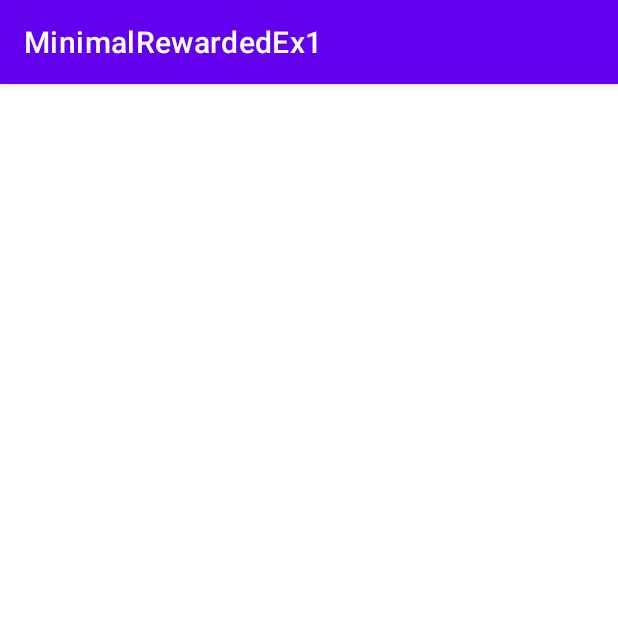
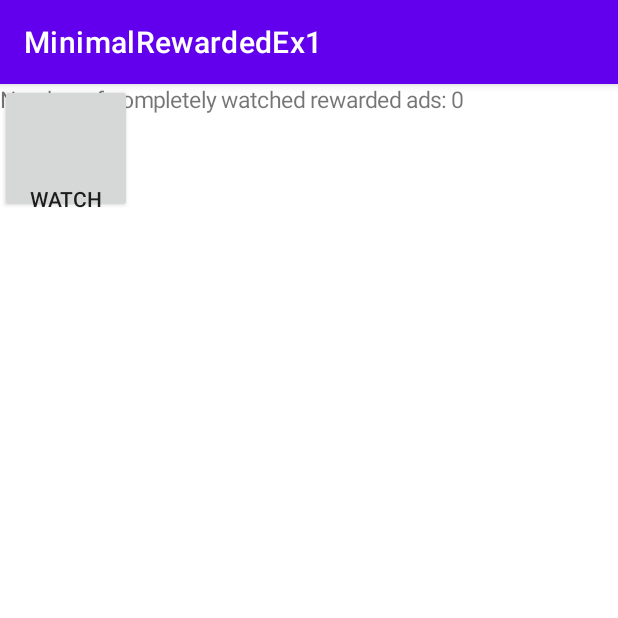
Before and after one commit to danex11/MinimalRewardedEx1, an Android app: the screen it shows after launch (MainActivity), on a phone screen of 412 x 824 dp, the top half of it. Run offline under Robolectric (Android 15) with nearby library versions, the phone set to English and light mode, and no system bars; our stand-ins replace AdMob.

Commit message:
now with an ugly and functional WATCH button!

```diff
--- a/app/src/main/java/pl/op/danex11/minimalrewardedex1/MainActivity.java
+++ b/app/src/main/java/pl/op/danex11/minimalrewardedex1/MainActivity.java
@@ -6,6 +6,10 @@ import androidx.appcompat.app.AppCompatActivity;
 import android.app.Activity;
 import android.os.Bundle;
 import android.util.Log;
+import android.view.View;
+import android.widget.Button;
+import android.widget.RelativeLayout;
+import android.widget.TextView;
 
 import com.google.android.gms.ads.AdError;
 import com.google.android.gms.ads.AdRequest;
@@ -25,11 +29,14 @@ public class MainActivity extends AppCompatActivity {
     boolean initializationDone = false;
     String TAG = "tag";
     private RewardedAd mRewardedAd;
+    int adCounter = 0;
 
     @Override
     protected void onCreate(Bundle savedInstanceState) {
         super.onCreate(savedInstanceState);
-        // setContentView(R.layout.activity_main);
+         setContentView(R.layout.activity_main);
+
+
 
         // initialize the Google Mobile Ads SDK
         // initializes the SDK and calls back a completion listener once initialization is complete (or after a 30-second timeout).
@@ -116,10 +123,44 @@ public class MainActivity extends AppCompatActivity {
                     Log.e(TAG, "The user earned the reward.");
                     int rewardAmount = rewardItem.getAmount();
                     String rewardType = rewardItem.getType();
+                    adCounter++;
                 }
             });
         } else {
             Log.e(TAG, "The rewarded ad wasn't ready yet.");
         }
     }
+
+    @Override
+    protected  void onResume(){
+        super.onResume();
+
+        //Layout params
+        RelativeLayout layout = new RelativeLayout(this);
+        RelativeLayout.LayoutParams params = new RelativeLayout.LayoutParams(RelativeLayout.LayoutParams.MATCH_PARENT, RelativeLayout.LayoutParams.MATCH_PARENT);
+        params.addRule(RelativeLayout.ALIGN_PARENT_BOTTOM,RelativeLayout.TRUE);
+        params.addRule(RelativeLayout.CENTER_HORIZONTAL, RelativeLayout.TRUE);
+        layout.setLayoutParams(params);
+        //set layout
+        setContentView(layout);
+
+        TextView textview = new TextView(this);
+        textview.setText("Number of completely watched rewarded ads: " + adCounter);
+        textview.setTextSize(15);
+        //add textview to layout
+        layout.addView(textview);
+
+        Button button = new Button(this);
+        layout.addView(button);
+        button.setText("Watch");
+        button.setPadding(0,100,0,0);
+        button.setOnClickListener(new View.OnClickListener() {
+            public void onClick(View v) {
+                // Do something in response to button click
+                loadAd();
+            }
+        });
+
+    }
+
 }
```
